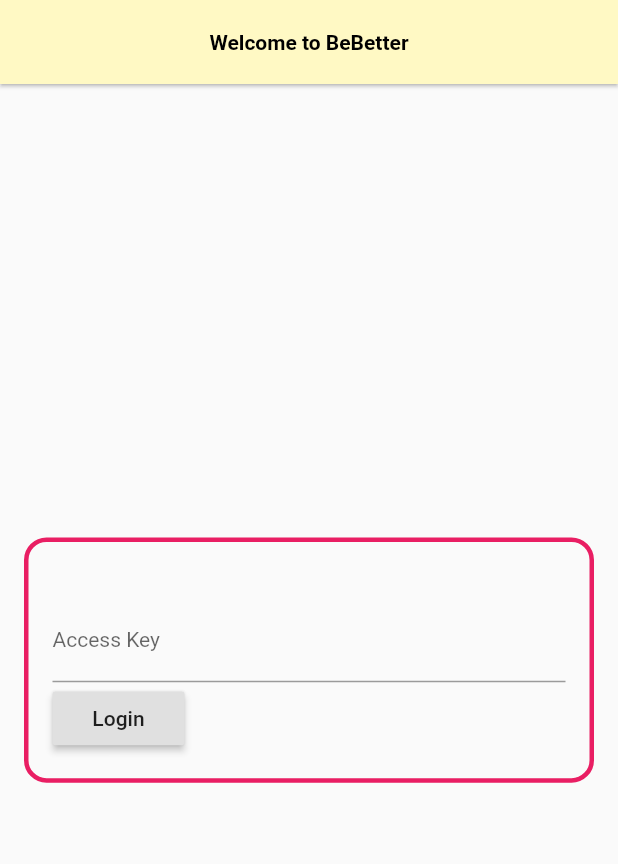
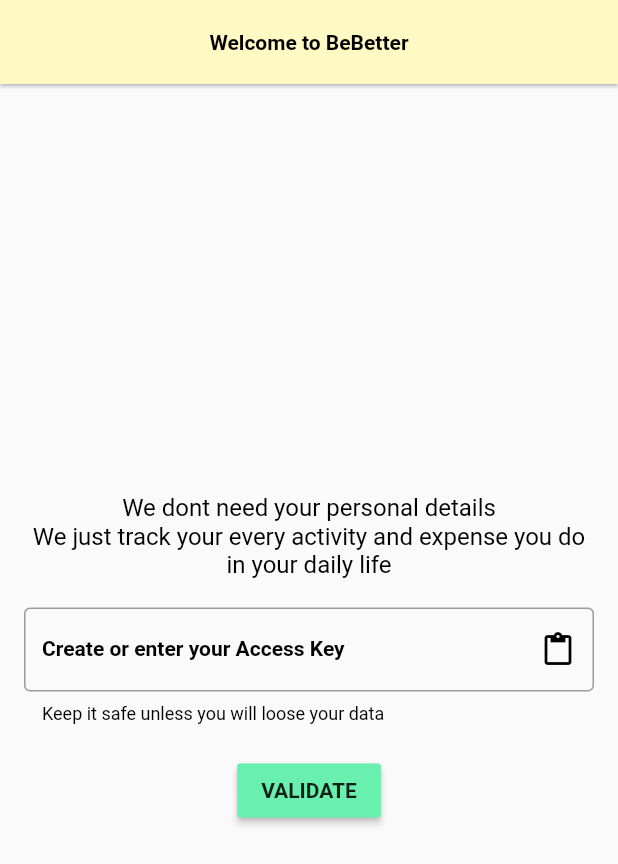
Before and after one commit to akshaybengani/BeBetter, a Flutter app: the screen it shows after launch, on a phone screen of 412 x 824 dp. Shown: the top 864 px of the screen. Run offline on Flutter 3.47's test engine with Material 2 defaults, Android fonts, the phone set to English and light mode, and no system bars; our stand-ins replace flutter_svg, fluttertoast, shared_preferences; missing offline and left inert: flutter_clipboard_manager, hasura_connect.

Commit message:
User Login System Working with sharedPreferences

```diff
--- a/lib/graphql/mutation/user_mutation.dart
+++ b/lib/graphql/mutation/user_mutation.dart
@@ -6,6 +6,9 @@ String createUserByAccessKeyMutation = """
 mutation createUserByAccessKey(\$access_key: String!) {
   insert_user(objects: {access_key: \$access_key}) {
     affected_rows
+    returning {
+      user_id
+    }
   }
 }
 """;
--- a/lib/models/user.dart
+++ b/lib/models/user.dart
@@ -11,7 +11,7 @@ class User{
 
 
   User.fromJson(Map<String, dynamic> json) {
-    id = json["id"];
+    id = json["user_id"];
     accessKey = json["access_key"];
 
 
--- a/lib/screens/signup_screen.dart
+++ b/lib/screens/signup_screen.dart
@@ -1,7 +1,10 @@
 import 'package:bebetter/repositories/user_repository.dart';
 import 'package:bebetter/screens/navigationbar_screen.dart';
+import 'package:bebetter/services/share_prefs_service.dart';
 import 'package:bebetter/widgets/util/helpers.dart';
 import 'package:flutter/material.dart';
+import 'package:flutter_clipboard_manager/flutter_clipboard_manager.dart';
+import 'package:shared_preferences/shared_preferences.dart';
 
 class SignupScreen extends StatefulWidget {
   @override
@@ -38,49 +41,105 @@ class _SignupScreenState extends State<SignupScreen> {
           ),
         ),
       ),
-      body: Column(
+      body: Container(
+        margin: EdgeInsets.all(16),
+        child: Column(
           mainAxisAlignment: MainAxisAlignment.center,
           crossAxisAlignment: CrossAxisAlignment.center,
           children: <Widget>[
-          Container(
-            decoration: BoxDecoration(
-              border: Border.all(width: 3, color: Colors.pink),
-              borderRadius: BorderRadius.circular(15),
-            ),
-            padding: EdgeInsets.all(16),
-            margin: EdgeInsets.all(16),
-            child: Column(
-              crossAxisAlignment: CrossAxisAlignment.start,
-              children: <Widget>[
-                Text("",
+            Text(
+              "We dont need your personal details\nWe just track your every activity and expense you do in your daily life\n",
               style: TextStyle(
                 color: Colors.black,
-                        fontSize: 20,
-                        fontWeight: FontWeight.bold)),
+                fontSize: 16,
+              ),
+              textAlign: TextAlign.center,
+            ),
             TextField(
-                  decoration: InputDecoration(labelText: "Access Key"),
+              cursorColor: Colors.black,
+              textAlign: TextAlign.center,
+              decoration: InputDecoration(
+                labelText: "Create or enter your Access Key",
+                labelStyle: TextStyle(
+                  color: Colors.black,
+                  fontWeight: FontWeight.bold,
+                ),
+                border: OutlineInputBorder(
+                  borderSide: BorderSide(color: Colors.black, width: 2),
+                ),
+                helperText: "Keep it safe unless you will loose your data",
+                helperMaxLines: 2,
+                helperStyle: TextStyle(
+                  color: Colors.black,
+                ),
+                suffixIcon: IconButton(
+                  icon: Icon(
+                    Icons.content_paste,
+                    color: Colors.black,
+                  ),
+                  onPressed: () async {
+                    _accessKeyController.text =
+                        await FlutterClipboardManager.copyFromClipBoard();
+                  },
+                ),
+              ),
               controller: _accessKeyController,
               keyboardType: TextInputType.text,
-                  obscureText: true,
             ),
+            SizedBox(height: 20),
             RaisedButton(
+              color: Colors.greenAccent,
               onPressed: () async {
                 await onPressed();
               },
-                  child: Text("Login"),
-                )
-              ],
+              child: Text(
+                "Validate".toUpperCase(),
+                style: TextStyle(fontWeight: FontWeight.bold),
               ),
             ),
           ],
+        ),
       ),
     );
   }
 
   Future<void> onPressed() async {
     if (_accessKeyController.text.isNotEmpty) {
-      await userRepository.createUserByAccessKey(_accessKeyController.text).then((_){
-        print(_);
+      await userRepository
+          .createUserByAccessKey(_accessKeyController.text)
+          .then((result) async {
+        if (result == "existing_user") {
+          // User Already Exists
+          await userRepository
+              .getUserByAccessKey(_accessKeyController.text)
+              .then((user) async {
+            userRepository.setUserIdInSharePref(user.id);
+            print(await userRepository.getUserIdFromSharePref());
+
+            Navigator.of(context).push(
+              MaterialPageRoute(
+                builder: (context) => NavigationBarScreen(),
+              ),
+            );
+          });
+        } else if (result == null) {
+          showToast("Some Problem occured");
+        } else {
+          // User Not Exisit new user created
+          showToast(result);
+
+          userRepository.setUserIdInSharePref(result);
+          print(await userRepository.getUserIdFromSharePref());
+
+          Navigator.of(context).push(
+            MaterialPageRoute(
+              builder: (context) => NavigationBarScreen(),
+            ),
+          );
+        }
+
+        closeKeyboard(context);
+        _accessKeyController.clear();
       });
     } else {
       showToast("Chutiye Access Key mae kuch toh daal");
@@ -88,15 +147,10 @@ class _SignupScreenState extends State<SignupScreen> {
   }
 }
 
-
 //.then((_) {
 
 //   closeKeyboard(context);
 //   _accessKeyController.clear();
-
-      //   Navigator.of(context).push(MaterialPageRoute(
-      //     builder: (context) => NavigationBarScreen(),
-      //   ));
 
 // }).catchError((onError) {
 //   print(onError);
```
Also changed, not shown: lib/graphql/query/user_query.dart (+6 -1 lines), lib/repositories/user_repository.dart (+17 -17 lines), lib/services/api_service.dart (+14 -0 lines), lib/services/share_prefs_service.dart (added, +18 -0 lines), lib/services/shared_preferences_service.dart (deleted, +0 -11 lines), 2 other files. Lines whose indentation alone changed are shown as unchanged.
